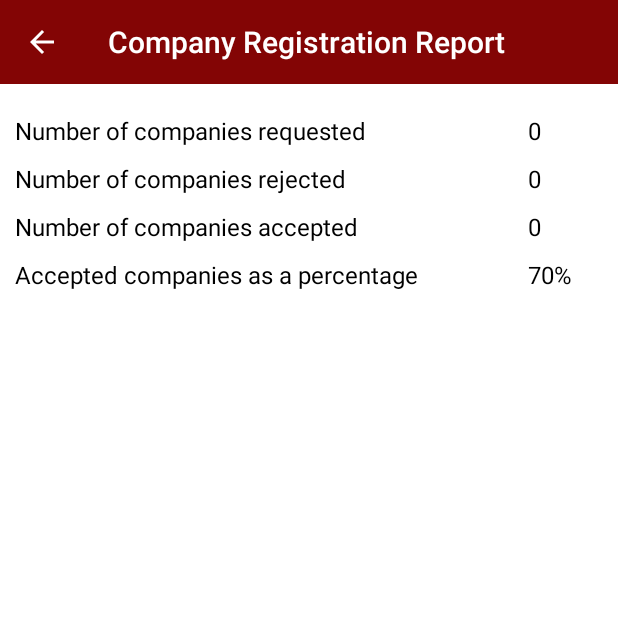
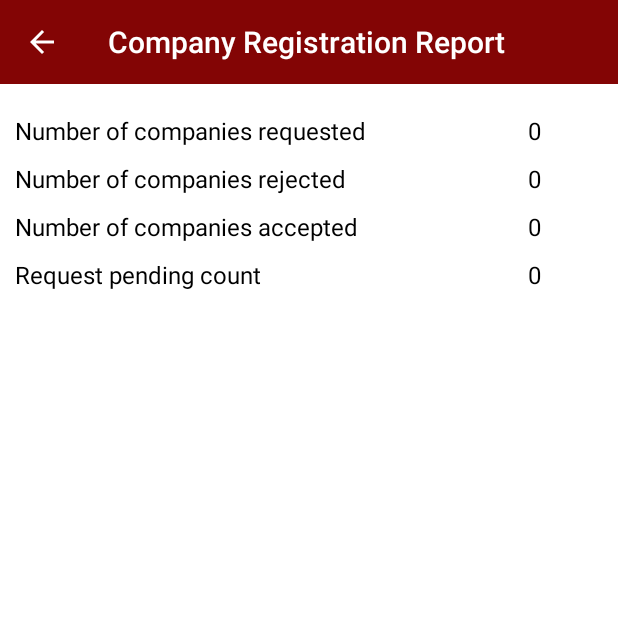
Before and after one commit to hirusha2577/Macqurarie-Interns, an Android app: the ReportCompanyRegistrationActivity screen opened directly, with no data from a screen before it, on a phone screen of 412 x 824 dp, the top half of it. Run offline under Robolectric (Android 15) with nearby library versions, the light colour scheme and no system bars; our stand-ins replace Firebase (no records; nobody signed in at launch, a user with empty details on screens opened directly), Picasso.

Commit message:
#93 company report changes

```diff
--- a/app/src/main/java/com/example/macqurarieinterns/ReportCompanyRegistrationActivity.java
+++ b/app/src/main/java/com/example/macqurarieinterns/ReportCompanyRegistrationActivity.java
@@ -7,13 +7,20 @@ import androidx.appcompat.widget.Toolbar;
 import android.os.Bundle;
 import android.view.View;
 import android.widget.TextView;
+import android.widget.Toast;
 
+import com.example.macqurarieinterns.Adapter.PostAdapter;
+import com.example.macqurarieinterns.Model.Company;
+import com.example.macqurarieinterns.Model.Post;
+import com.google.firebase.auth.FirebaseAuth;
+import com.google.firebase.auth.FirebaseUser;
 import com.google.firebase.database.DataSnapshot;
 import com.google.firebase.database.DatabaseError;
 import com.google.firebase.database.DatabaseReference;
 import com.google.firebase.database.FirebaseDatabase;
 import com.google.firebase.database.Query;
 import com.google.firebase.database.ValueEventListener;
+import com.squareup.picasso.Picasso;
 
 import java.util.Objects;
 
@@ -21,10 +28,8 @@ import static com.example.macqurarieinterns.Function.MyIntent.moveActivity;
 
 public class ReportCompanyRegistrationActivity extends AppCompatActivity {
 
-    private TextView requested, rejected, accepted, percentage;
-    private long requested_count, rejected_count, accepted_count, percentage_count;
-
-    String txt_requested;
+    private TextView requested, rejected, accepted, pending;
+    private  int requested_count, rejected_count, accepted_count, pending_count;
 
     @Override
     protected void onCreate(Bundle savedInstanceState) {
@@ -45,20 +50,15 @@ public class ReportCompanyRegistrationActivity extends AppCompatActivity {
         requested = findViewById(R.id.requested);
         rejected = findViewById(R.id.rejected);
         accepted = findViewById(R.id.accepted);
-        percentage = findViewById(R.id.percentage);
+        pending = findViewById(R.id.pending);
 
-//      System.out.println("/////////////////////////////////////////////////////////////");
-//        System.out.println(txt_requested);
-//        System.out.println("/////////////////////////////////////////////////////////////");
 
         DatabaseReference databaseReference = FirebaseDatabase.getInstance().getReference();
         databaseReference.child("Company").addListenerForSingleValueEvent(new ValueEventListener() {
             @Override
             public void onDataChange(DataSnapshot dataSnapshot) {
-
-                 long count= dataSnapshot.getChildrenCount();
-                 requested.setText(Long.toString(count));
-                 txt_requested = Long.toString(count);
+                  requested_count= (int)dataSnapshot.getChildrenCount();
+                  requested.setText(String.valueOf(requested_count));
             }
             @Override
             public void onCancelled(@NonNull DatabaseError error) {
@@ -66,15 +66,14 @@ public class ReportCompanyRegistrationActivity extends AppCompatActivity {
             }
         });
 
-
         DatabaseReference databaseReference1 = FirebaseDatabase.getInstance().getReference("Company");
         Query query = databaseReference1.orderByChild("status").equalTo("2");
         query.addListenerForSingleValueEvent(new ValueEventListener() {
             @Override
             public void onDataChange(DataSnapshot dataSnapshot) {
 
-                long count= dataSnapshot.getChildrenCount();
-                rejected.setText(Long.toString(count));
+                rejected_count = (int)dataSnapshot.getChildrenCount();
+                rejected.setText(String.valueOf(rejected_count));
             }
             @Override
             public void onCancelled(@NonNull DatabaseError error) {
@@ -88,8 +87,23 @@ public class ReportCompanyRegistrationActivity extends AppCompatActivity {
             @Override
             public void onDataChange(DataSnapshot dataSnapshot) {
 
-                long count= dataSnapshot.getChildrenCount();
-                accepted.setText(Long.toString(count));
+                accepted_count = (int)dataSnapshot.getChildrenCount();
+                accepted.setText(String.valueOf(accepted_count));
+            }
+            @Override
+            public void onCancelled(@NonNull DatabaseError error) {
+
+            }
+        });
+
+        DatabaseReference databaseReference3 = FirebaseDatabase.getInstance().getReference("Company");
+        Query query2 = databaseReference3.orderByChild("status").equalTo("0");
+        query2.addListenerForSingleValueEvent(new ValueEventListener() {
+            @Override
+            public void onDataChange(DataSnapshot dataSnapshot) {
+
+                pending_count = (int)dataSnapshot.getChildrenCount();
+                pending.setText(String.valueOf(pending_count));
             }
             @Override
             public void onCancelled(@NonNull DatabaseError error) {
@@ -98,4 +112,5 @@ public class ReportCompanyRegistrationActivity extends AppCompatActivity {
         });
 
     }
+
 }
--- a/app/src/main/res/layout/activity_report_company_registration.xml
+++ b/app/src/main/res/layout/activity_report_company_registration.xml
@@ -62,8 +62,7 @@
                     android:layout_width="50dp"
                     android:layout_height="wrap_content"
                     android:textColor="@color/black"
-                    android:textSize="16sp"
-                    android:text="30"/>
+                    android:textSize="16sp"/>
             </LinearLayout>
             <LinearLayout
                 android:layout_width="match_parent"
@@ -83,8 +82,7 @@
                     android:layout_width="50dp"
                     android:layout_height="wrap_content"
                     android:textColor="@color/black"
-                    android:textSize="16sp"
-                    android:text="120"/>
+                    android:textSize="16sp"/>
             </LinearLayout>
 
             <LinearLayout
@@ -99,14 +97,13 @@
                     android:textColor="@color/black"
                     android:textSize="16sp"
                     android:layout_marginRight="40dp"
-                    android:text="Accepted companies as a percentage"/>
+                    android:text="Request pending count"/>
                 <TextView
-                    android:id="@+id/percentage"
+                    android:id="@+id/pending"
                     android:layout_width="50dp"
                     android:layout_height="wrap_content"
                     android:textColor="@color/black"
-                    android:textSize="16sp"
-                    android:text="70%"/>
+                    android:textSize="16sp"/>
             </LinearLayout>
 
 
--- a/app/src/main/res/layout/fragment_profile.xml
+++ b/app/src/main/res/layout/fragment_profile.xml
@@ -10,6 +10,12 @@
     <ScrollView
         android:layout_width="match_parent"
         android:layout_height="match_parent">
+
+        <RelativeLayout
+            android:layout_width="match_parent"
+            android:layout_height="match_parent">
+
+
 
         <LinearLayout
             android:layout_width="match_parent"
@@ -189,7 +195,6 @@
             android:layout_marginTop="20dp"
             android:background="@color/silver_line"/>
 
-<!--            POST-->
             <LinearLayout
                 android:id="@+id/tab_post"
                 android:layout_width="match_parent"
@@ -281,21 +286,20 @@
                     android:background="@color/silver"/>
 
 
-                <!-- post -->
-                <androidx.recyclerview.widget.RecyclerView
-                    android:id="@+id/recyclerview_posts"
-                    android:layout_width="match_parent"
-                    android:layout_height="match_parent"
-                    android:layout_below="@id/linearLayout"/>
+
 
 
             </LinearLayout>
 
-        </LinearLayout>
+            <androidx.recyclerview.widget.RecyclerView
+                android:id="@+id/recyclerview_posts"
+                android:layout_width="match_parent"
+                android:layout_height="match_parent"
+                android:layout_below="@id/linearLayout"/>
 
 
-
-
+        </LinearLayout>
+        </RelativeLayout>
 
     </ScrollView>
 
```
